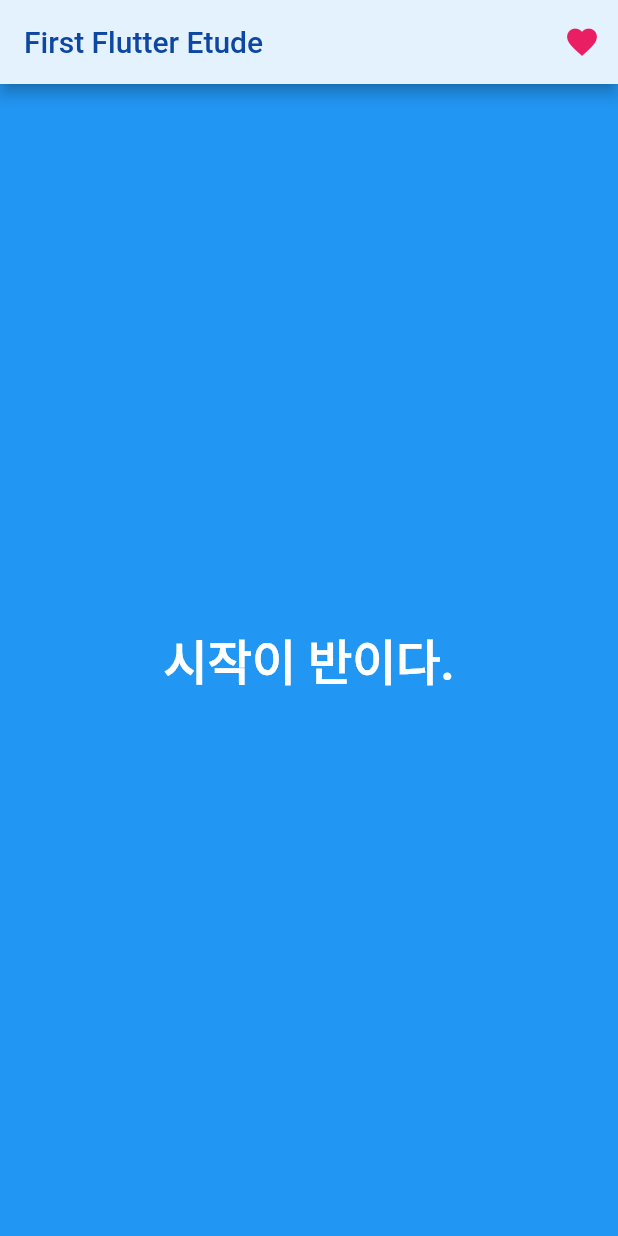
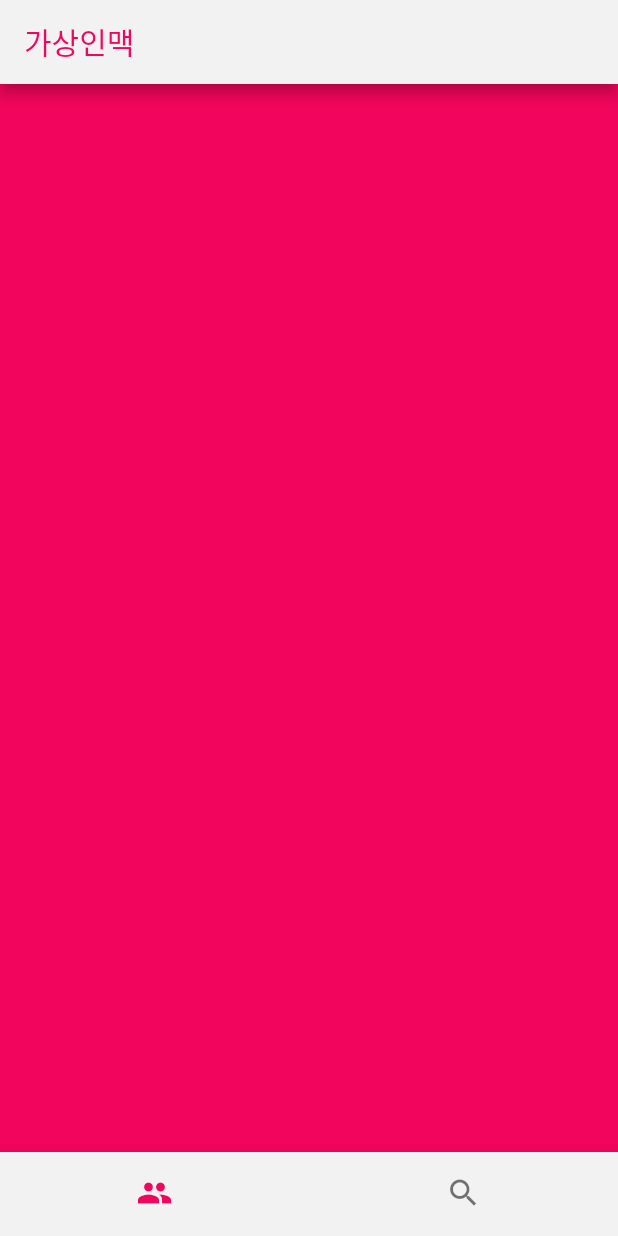
Before and after one commit to ichan-nam/flutter_etude, a Flutter app: the screen it shows after launch, on a phone screen of 412 x 824 dp. Run offline on Flutter 3.47's test engine with Material 2 defaults, Android fonts, the phone set to English and light mode, and no system bars.

Commit message:
feat: 기본 Scaffold & theme 세팅 ✨

```diff
--- a/lib/main.dart
+++ b/lib/main.dart
@@ -1,6 +1,7 @@
 import 'package:flutter/material.dart';
 import 'package:flutter/services.dart';
 import 'package:flutter_etude/screens/home_screen.dart';
+import 'package:flutter_etude/extensions/color_extension.dart';
 
 void main() async {
   // runApp() 실행 전 Engine 레이어 Platform Channels를 사용할 때 호출
@@ -21,8 +22,21 @@ class MyApp extends StatelessWidget {
 
   @override
   Widget build(BuildContext context) {
-    return const MaterialApp(
-      home: HomeScreen(),
+    return MaterialApp(
+      home: const HomeScreen(),
+      theme: ThemeData(
+        primaryColor: CustomColors.customPink3,
+        appBarTheme: const AppBarTheme(
+          backgroundColor: CustomColors.customWhite,
+          foregroundColor: CustomColors.customPink3,
+        ),
+        bottomNavigationBarTheme: const BottomNavigationBarThemeData(
+          backgroundColor: CustomColors.customWhite,
+          selectedItemColor: CustomColors.customPink3,
+          showSelectedLabels: false,
+          showUnselectedLabels: false,
+        ),
+      ),
     );
   }
 }
--- a/lib/screens/home_screen.dart
+++ b/lib/screens/home_screen.dart
@@ -9,34 +9,21 @@ class HomeScreen extends StatelessWidget {
   Widget build(BuildContext context) {
     return Scaffold(
       appBar: AppBar(
-        title: Text(
-          'First Flutter Etude',
-          style: TextStyle(
-            color: Colors.blue.shade900,
+        title: const Text('가상인맥'),
+      ),
+      bottomNavigationBar: BottomNavigationBar(
+        items: const [
+          BottomNavigationBarItem(
+            icon: Icon(Icons.people),
+            label: 'list',
           ),
-        ),
-        actions: [
-          IconButton(
-            onPressed: () {},
-            icon: const Icon(
-              Icons.favorite_outlined,
-              color: Colors.pink,
-            ),
-          )
+          BottomNavigationBarItem(
+            icon: Icon(Icons.search),
+            label: 'meeting',
+          ),
         ],
-        backgroundColor: Colors.blue.shade50,
       ),
-      body: const Center(
-        child: Text(
-          '시작이 반이다.',
-          style: TextStyle(
-            color: Colors.white,
-            fontSize: 32,
-            fontWeight: FontWeight.w700,
-          ),
-        ),
-      ),
-      backgroundColor: Colors.blue,
+      backgroundColor: Theme.of(context).primaryColor,
     );
   }
 }
```
